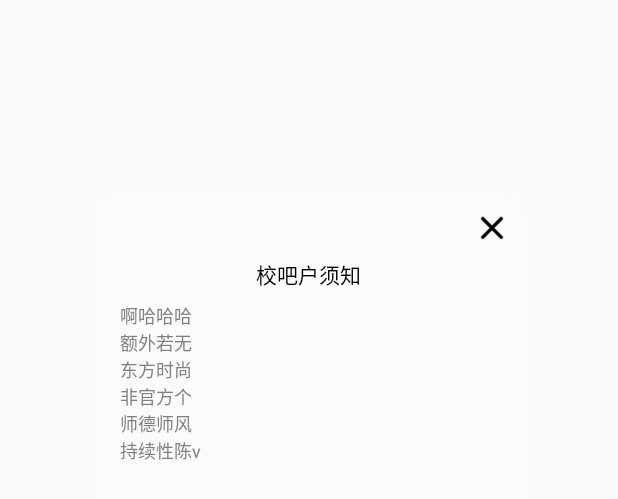
After one commit to Hi-NMY/SPB, an Android app: the layout dialog_user_notice.xml on its own in the app's theme, with its tools: preview values and no code run, on a phone screen of 412 x 824 dp. The commit adds this screen. Shown: the top 499 px of the screen. Run offline under Robolectric (Android 15) with nearby library versions, the phone set to English and light mode, and no system bars; Roboto replaces fonts that are not available here.

Commit message:
注册页设计UI

```diff
--- a/app/src/main/java/com/example/spb/view/InterTotal/SpbInterDialog.java
+++ b/app/src/main/java/com/example/spb/view/InterTotal/SpbInterDialog.java
@@ -12,13 +12,13 @@ public interface SpbInterDialog {
      * @Auther  nmynmy
      * @Date  2021-02-05  23:42
      */
-    public void showDialog();
+    public void showDialogS(int i);
 
     /**
      *关闭dialog
      * @Auther  nmynmy
      * @Date  2021-02-05  23:43
      */
-    public void closeDialog();
+    public void closeDialog(int i);
 
 }
--- a/app/src/main/java/com/example/spb/view/activity/EnterPage.java
+++ b/app/src/main/java/com/example/spb/view/activity/EnterPage.java
@@ -3,7 +3,6 @@ package com.example.spb.view.activity;
 import android.content.Intent;
 import android.os.Bundle;
 import android.widget.ImageView;
-import android.widget.Toast;
 import com.bumptech.glide.Glide;
 import com.example.spb.R;
 import com.example.spb.app.MyApplication;
@@ -22,7 +21,7 @@ public class EnterPage extends BaseMVPActivity<IEnterPageAView, EnterPageAPresen
     @Override
     protected void onCreate(Bundle savedInstanceState) {
         super.onCreate(savedInstanceState);
-        setContentView(R.layout.enterpage_main);
+        setContentView(R.layout.activity_enterpage_main);
         LitePal.getDatabase();
         initActView();
     }
@@ -55,7 +54,6 @@ public class EnterPage extends BaseMVPActivity<IEnterPageAView, EnterPageAPresen
                         Intent intent = new Intent(MyApplication.getContext(),FirstPage.class);
                         startActivity(intent);
                     }
-
                 } catch (InterruptedException e) {
                     e.printStackTrace();
                 }
--- a/app/src/main/res/drawable/my_toast_bg.xml
+++ b/app/src/main/res/drawable/act_user_notice_bg.xml
@@ -1,5 +1,5 @@
 <?xml version="1.0" encoding="utf-8"?>
 <shape xmlns:android="http://schemas.android.com/apk/res/android">
-    <corners android:radius="@dimen/corner_8"/>
-    <solid android:color="@color/black"/>
+    <corners android:radius="@dimen/corner_20"/>
+    <solid android:color="@color/beijing"/>
 </shape>
--- a/app/src/main/res/layout/activity_first_page.xml
+++ b/app/src/main/res/layout/activity_first_page.xml
@@ -238,9 +238,8 @@
             android:text="确定"
             android:stateListAnimator="@null"
             android:background="@drawable/enter_next_login_false"
-            android:layout_marginTop="200dp"
-            android:layout_centerHorizontal="true"
-            android:layout_below="@id/ba_image"
+            android:layout_centerInParent="true"
+            android:translationY="100dp"
             android:layout_width="112dp"
             android:layout_height="44dp"/>
 
--- a/app/src/main/res/layout/dialog_loading.xml
+++ b/app/src/main/res/layout/dialog_loading.xml
@@ -4,7 +4,7 @@
                 android:layout_height="match_parent">
 
     <View
-            android:alpha="0.5"
+            android:alpha="0.3"
             android:layout_centerInParent="true"
             android:background="@drawable/dialog_loading_bg"
             android:layout_width="96dp"
--- /dev/null
+++ b/app/src/main/res/layout/dialog_user_notice.xml
@@ -0,0 +1,51 @@
+<?xml version="1.0" encoding="utf-8"?>
+<RelativeLayout
+        xmlns:android="http://schemas.android.com/apk/res/android"
+        android:layout_width="match_parent"
+        android:layout_height="match_parent">
+
+    <RelativeLayout
+            android:layout_marginVertical="128dp"
+            android:layout_marginHorizontal="60dp"
+            android:background="@drawable/act_user_notice_bg"
+            android:layout_width="match_parent"
+            android:layout_height="match_parent">
+
+        <ImageView
+                android:id="@+id/img"
+                android:layout_margin="@dimen/margin_8"
+                android:layout_alignParentRight="true"
+                android:src="@drawable/close_black"
+                android:layout_width="@dimen/icon_image_32"
+                android:layout_height="@dimen/icon_image_32"/>
+
+        <TextView
+                android:id="@+id/text"
+                android:layout_below="@+id/img"
+                android:translationY="-4dp"
+                android:gravity="center"
+                android:text="校吧户须知"
+                android:textColor="@color/black"
+                android:textSize="@dimen/font_14"
+                android:layout_centerHorizontal="true"
+                android:layout_width="wrap_content"
+                android:layout_height="wrap_content"/>
+
+        <TextView
+                android:id="@+id/textView"
+                android:layout_marginTop="@dimen/margin_4"
+                android:layout_marginHorizontal="@dimen/margin_20"
+                android:layout_marginBottom="@dimen/margin_20"
+                android:layout_below="@id/text"
+                android:textColor="@color/grey"
+                android:textSize="@dimen/font_12"
+                android:scrollbars="vertical"
+                android:text="啊哈哈哈\n额外若无\n东方时尚\n非官方个\n师德师风\n持续性陈v"
+                android:layout_width="match_parent"
+                android:layout_height="match_parent"
+               />
+
+
+    </RelativeLayout>
+
+</RelativeLayout>
--- a/app/src/main/res/values/dimens.xml
+++ b/app/src/main/res/values/dimens.xml
@@ -26,6 +26,7 @@
 
     <dimen name="corner_8">8dp</dimen>
     <dimen name="corner_5">5dp</dimen>
+    <dimen name="corner_20">20dp</dimen>
 
 
 </resources>
```
Also changed, not shown: app/src/main/java/com/example/spb/view/Component/ComponentDialog.java (+4 -4 lines), app/src/main/java/com/example/spb/view/activity/FirstPage.java (+62 -7 lines), app/src/main/java/com/example/spb/view/activity/UserRegisteredPage.java (+63 -3 lines), app/src/main/java/com/example/spb/view/littlefun/JumpIntent.java (added, +59 -0 lines), app/src/main/res/layout/activity_user_registered_page.xml (+31 -2 lines), app/src/main/res/drawable/close_black.png (added), app/src/main/res/layout/activity_enterpage_main.xml (renamed from app/src/main/res/layout/enterpage_main.xml).
